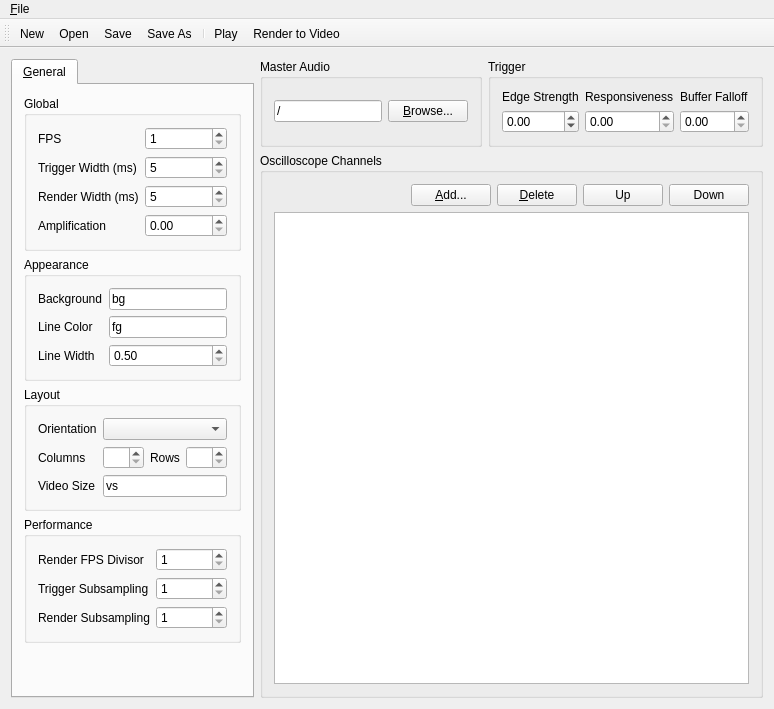
Old version of the form ovgenpy/gui/mainwindow.ui in the repository corrscope/corrscope.
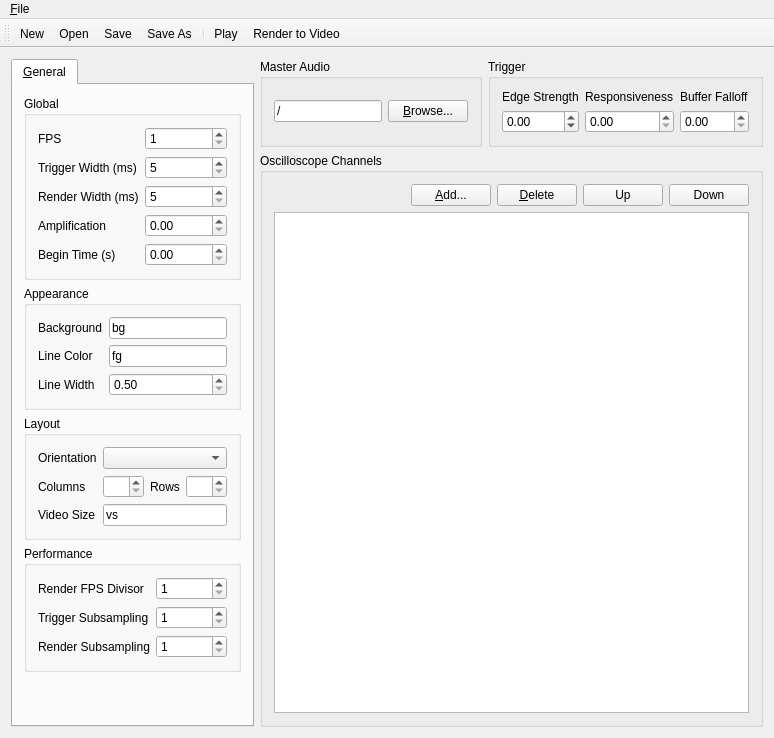
New version of the form. Custom widgets are drawn as their Qt base class.

Commit message: [gui] Add begin time field

The edit to the form file:
```diff
--- a/ovgenpy/gui/mainwindow.ui
+++ b/ovgenpy/gui/mainwindow.ui
@@ -99,6 +99,20 @@
              </property>
             </widget>
            </item>
+           <item row="4" column="0">
+            <widget class="QLabel" name="begin_timeL">
+             <property name="text">
+              <string>Begin Time (s)</string>
+             </property>
+            </widget>
+           </item>
+           <item row="4" column="1">
+            <widget class="BoundDoubleSpinBox" name="begin_time">
+             <property name="maximum">
+              <double>9999.000000000000000</double>
+             </property>
+            </widget>
+           </item>
           </layout>
          </widget>
         </item>
```
